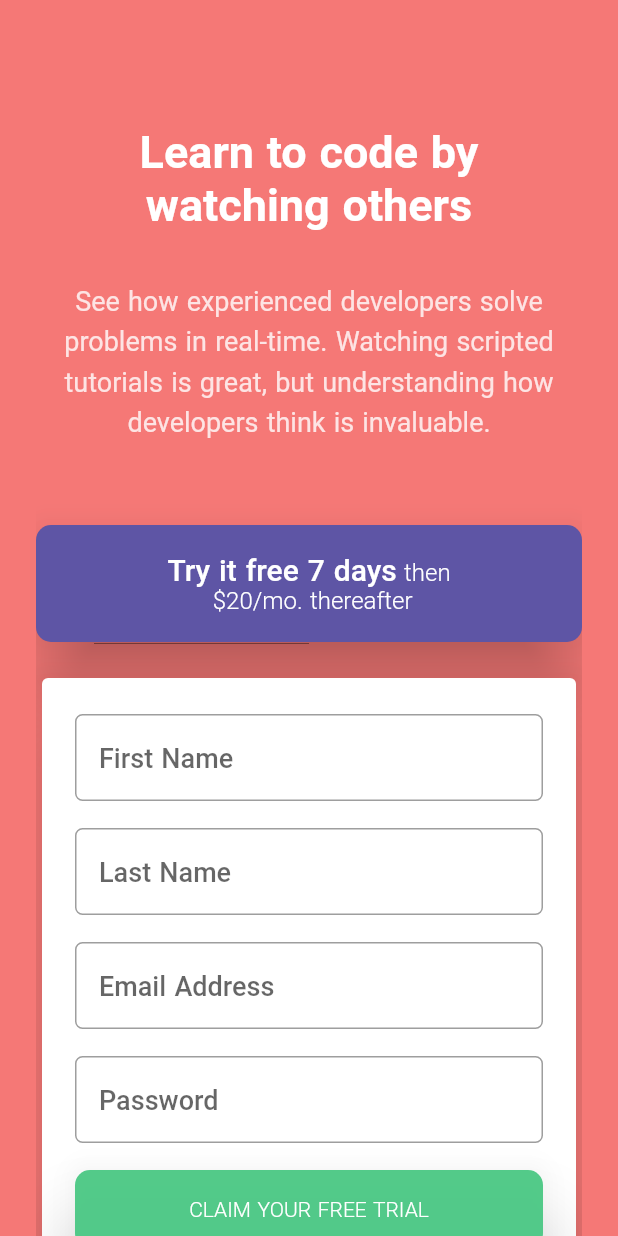
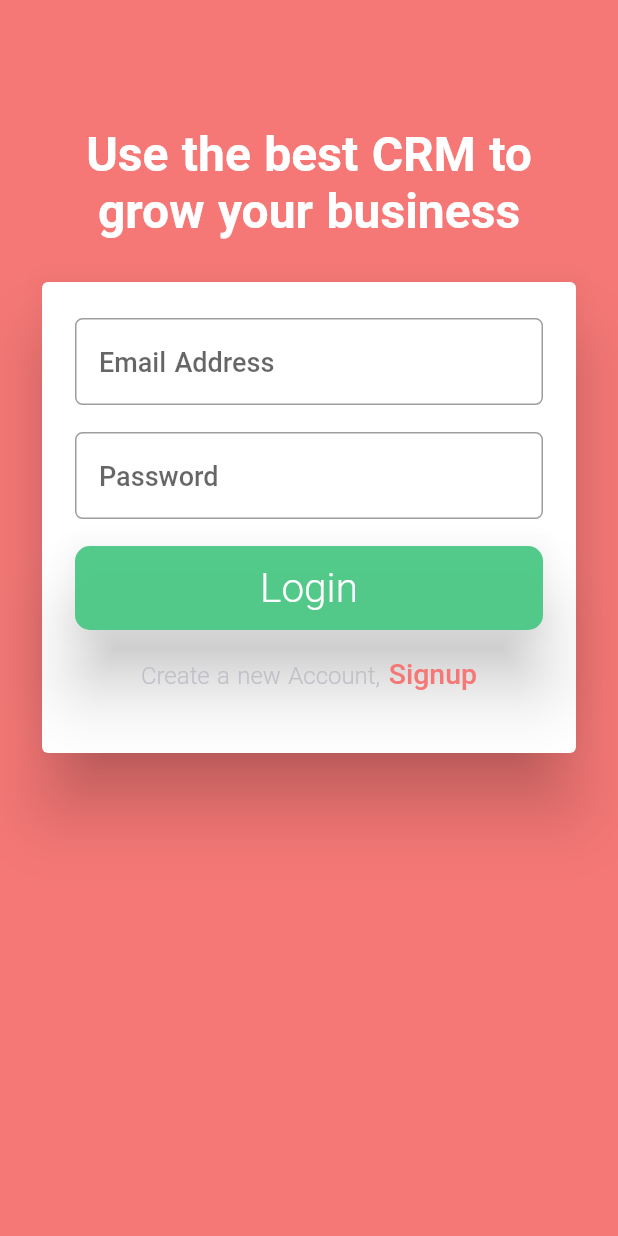
Before and after one commit to thunder775/weekend_layout_challenge, a Flutter app: the screen it shows after launch, on a phone screen of 412 x 824 dp. Run offline on Flutter 3.47's test engine with Material 2 defaults, Android fonts, the phone set to English and light mode, and no system bars.

```diff
--- a/lib/main.dart
+++ b/lib/main.dart
@@ -1,7 +1,13 @@
+import 'dart:convert';
+import 'package:http/http.dart' as http;
 import 'package:flutter/cupertino.dart';
 import 'package:flutter/material.dart';
+import 'package:weekend_layout_challenge/customers.dart';
 
-void main() => runApp(RegisterPage());
+void main() => runApp(MaterialApp(
+      home: RegisterPage(),
+      theme: ThemeData(accentColor: Colors.white),
+    ));
 
 class RegisterPage extends StatefulWidget {
   @override
@@ -9,12 +15,15 @@ class RegisterPage extends StatefulWidget {
 }
 
 class _RegisterPageState extends State<RegisterPage> {
+  String email = '';
+  String pwd = '';
+  bool isLogging = false;
+
   @override
   Widget build(BuildContext context) {
-    return MaterialApp(
-      home: Scaffold(
+    return Scaffold(
+      backgroundColor: Color(0XFFF57876),
       body: Container(
-          color: Color(0XFFF57876),
         child: Padding(
           padding: const EdgeInsets.only(left: 24.0, right: 24),
           child: SingleChildScrollView(
@@ -27,67 +36,14 @@ class _RegisterPageState extends State<RegisterPage> {
                   padding: const EdgeInsets.symmetric(
                       horizontal: 12.0, vertical: 24),
                   child: Text(
-                      'Learn to code by watching others',
+                    'Use the best CRM to grow your business',
                     style: TextStyle(
                       wordSpacing: 1,
                       fontWeight: FontWeight.bold,
-                        fontSize: 30,
+                      fontSize: 32,
                       color: Colors.white,
                     ),
                     textAlign: TextAlign.center,
-                    ),
-                  ),
-                  Padding(
-                    padding: const EdgeInsets.only(top: 8.0, bottom: 36),
-                    child: Text(
-                      'See how experienced developers solve problems in real-time.'
-                      ' Watching scripted tutorials is great, but understanding '
-                      'how developers think is invaluable.',
-                      style: TextStyle(
-                        height: 1.5,
-                        wordSpacing: 1,
-//                      fontWeight: FontWeight.bold,
-                        fontSize: 18,
-                        color: Colors.white.withOpacity(.8),
-                      ),
-                      textAlign: TextAlign.center,
-                    ),
-                  ),
-                  Padding(
-                    padding: const EdgeInsets.only(bottom: 20.0,top: 20),
-                    child: RaisedButton(
-                      elevation: 20,
-                      shape: RoundedRectangleBorder(
-                        borderRadius: BorderRadius.circular(10.0),
-                      ),
-                      color: Color(0xFF5E55A5),
-                      onPressed: () {},
-                      child: Center(
-                          child: Padding(
-                        padding: const EdgeInsets.symmetric(vertical: 18),
-                        child: RichText(
-                          textAlign: TextAlign.center,
-                          text: TextSpan(
-                              text: 'Try it free 7 days',
-                              style: TextStyle(
-                                wordSpacing: 1,
-                                fontWeight: FontWeight.w500,
-                                fontSize: 20,
-                                color: Colors.white,
-                              ),
-                              children: <TextSpan>[
-                                TextSpan(
-                                  text: " then\n \$20/mo. thereafter",
-                                  style: TextStyle(
-                                    wordSpacing: 1,
-                                    fontWeight: FontWeight.w300,
-                                    color: Colors.white,
-                                    fontSize: 16,
-                                  ),
-                                )
-                              ]),
-                        ),
-                      )),
                   ),
                 ),
                 Card(
@@ -98,61 +54,13 @@ class _RegisterPageState extends State<RegisterPage> {
                     child: Column(
                       children: <Widget>[
                         Padding(
-                            padding: const EdgeInsets.only(
-                              bottom: 18,
-                            ),
-                            child: Container(
-                              child: TextFormField(
-                                style: TextStyle(
-                                    color: Color(0xFF5C5F76), fontSize: 19),
-                                decoration: InputDecoration(
-                                  hintStyle: TextStyle(
-                                    wordSpacing: 1,
-                                    fontWeight: FontWeight.w500,
-                                    fontSize: 18,
-                                  ),
-                                  hintText: 'First Name',
-                                  contentPadding: new EdgeInsets.symmetric(
-                                      vertical: 18.0, horizontal: 16),
-                                  filled: false,
-                                  border: OutlineInputBorder(
-                                      borderSide: BorderSide(
-                                        color: Color(0xFFDEDEDE),
-                                      ),
-                                      borderRadius: BorderRadius.circular(5)),
-                                ),
-                              ),
-                            ),
-                          ),
-                          Padding(
                           padding: const EdgeInsets.only(bottom: 18, top: 0),
                           child: Container(
                             child: TextFormField(
-                                style: TextStyle(
-                                    color: Color(0xFF5C5F76), fontSize: 19),
-                                decoration: InputDecoration(
-                                  hintStyle: TextStyle(
-                                    wordSpacing: 1,
-                                    fontWeight: FontWeight.w500,
-                                    fontSize: 18,
-                                  ),
-                                  hintText: 'Last Name',
-                                  contentPadding: new EdgeInsets.symmetric(
-                                      vertical: 18.0, horizontal: 16),
-                                  filled: false,
-                                  border: OutlineInputBorder(
-                                      borderSide: BorderSide(
-                                        color: Color(0xFFDEDEDE),
-                                      ),
-                                      borderRadius: BorderRadius.circular(5)),
-                                ),
-                              ),
-                            ),
-                          ),
-                          Padding(
-                            padding: const EdgeInsets.only(bottom: 18, top: 0),
-                            child: Container(
-                              child: TextFormField(
+                              onChanged: (newValue) {
+                                email = newValue;
+                                setState(() {});
+                              },
                               style: TextStyle(
                                   color: Color(0xFF5C5F76), fontSize: 19),
                               decoration: InputDecoration(
@@ -178,6 +86,10 @@ class _RegisterPageState extends State<RegisterPage> {
                           padding: const EdgeInsets.only(bottom: 18, top: 0),
                           child: Container(
                             child: TextFormField(
+                              onChanged: (newValue) {
+                                pwd = newValue;
+                                setState(() {});
+                              },
                               style: TextStyle(
                                   color: Color(0xFF5C5F76), fontSize: 19),
                               decoration: InputDecoration(
@@ -205,18 +117,50 @@ class _RegisterPageState extends State<RegisterPage> {
                             borderRadius: BorderRadius.circular(10.0),
                           ),
                           color: Color(0xFF54CC885),
-                            onPressed: () {},
+                          onPressed: () async {
+                            setState(() {
+                              isLogging = true;
+                            });
+                            Session session =
+                                Session({'Content-Type': 'application/json'});
+                            http.Response login = await session.post(
+                                'http://10.0.2.2:7007/login',
+                                jsonEncode({'user': email, 'pwd': pwd}),
+                                updateHeader: true);
+                            http.Response customers = await session.get(
+                                'http://10.0.2.2:7007/customers',
+                                updateHeader: false);
+                            if (login.statusCode == 200) {
+                              setState(() {
+                                isLogging = false;
+                              });
+                              Navigator.pushReplacement(
+                                  context,
+                                  MaterialPageRoute(
+                                      builder: (context) => CustomersPage(
+                                            customers:
+                                                jsonDecode(customers.body),
+                                            session: session,
+                                          )));
+                            }
+                          },
                           child: Center(
                             child: Padding(
-                              padding: const EdgeInsets.symmetric(vertical: 18),
-                              child: Text('CLAIM YOUR FREE TRIAL',
+                              padding: const EdgeInsets.symmetric(vertical: 12),
+                              child: isLogging
+                                  ? CircularProgressIndicator()
+                                  : Text(
+                                      'Login',
                                       style: TextStyle(
                                         wordSpacing: 1,
                                         fontWeight: FontWeight.w300,
-                                    fontSize: 14,
+                                        fontSize: 27,
                                         color: Colors.white,
-                                  ),textAlign: TextAlign.center,),
-                            )),
+                                      ),
+                                      textAlign: TextAlign.center,
+                                    ),
+                            ),
+                          ),
                         ),
                         Center(
                             child: Padding(
@@ -224,21 +168,20 @@ class _RegisterPageState extends State<RegisterPage> {
                           child: RichText(
                             textAlign: TextAlign.center,
                             text: TextSpan(
-                                  text:
-                                      'By clicking the button, you are agreeing\nto our',
+                                text: 'Create a new Account,',
                                 style: TextStyle(
                                   wordSpacing: 1,
                                   fontWeight: FontWeight.w300,
                                   color: Color(0xFFC1C0C8),
-                                    fontSize: 14,
+                                  fontSize: 16,
                                 ),
                                 children: <TextSpan>[
                                   TextSpan(
-                                      text: " Terms and Services",
+                                    text: " Signup",
                                     style: TextStyle(
                                       wordSpacing: 1,
                                       fontWeight: FontWeight.w500,
-                                        fontSize: 15,
+                                      fontSize: 19,
                                       color: Color(0XFFF57876),
                                     ),
                                   )
@@ -257,7 +200,38 @@ class _RegisterPageState extends State<RegisterPage> {
           ),
         ),
       ),
-      ),
     );
   }
 }
+
+class Session {
+  Map<String, String> headers = {};
+  bool sessionCreated = false;
+
+  Session(Map<String, String> headers) {
+    this.headers = headers;
+  }
+
+  Future<http.Response> get(String url, {bool updateHeader}) async {
+    http.Response response1 = await http.get(url, headers: headers);
+    updateCookie(response1, updateHeader);
+    return response1;
+  }
+
+  Future<http.Response> post(String url, dynamic data,
+      {bool updateHeader}) async {
+    http.Response response = await http.post(url, body: data, headers: headers);
+    updateCookie(response, updateHeader);
+    return response;
+  }
+
+  void updateCookie(http.Response response, bool updateHeader) {
+    if (updateHeader) {
+      String rawCookie = response.headers['set-cookie'];
+      List<String> cookies = rawCookie.split(';');
+      String session = cookies[0];
+      String sessionSig = cookies[3].toString().split(',')[1];
+      this.headers['Cookie'] = session + ';' + sessionSig;
+    }
+  }
+}
--- a/pubspec.yaml
+++ b/pubspec.yaml
@@ -19,7 +19,7 @@ environment:
 dependencies:
   flutter:
     sdk: flutter
-
+  http: ^0.12.1
   # The following adds the Cupertino Icons font to your application.
   # Use with the CupertinoIcons class for iOS style icons.
   cupertino_icons: ^0.1.2
```
Also changed, not shown: lib/customers.dart (added, +135 -0 lines), pubspec.lock. Lines whose indentation alone changed are shown as unchanged.
